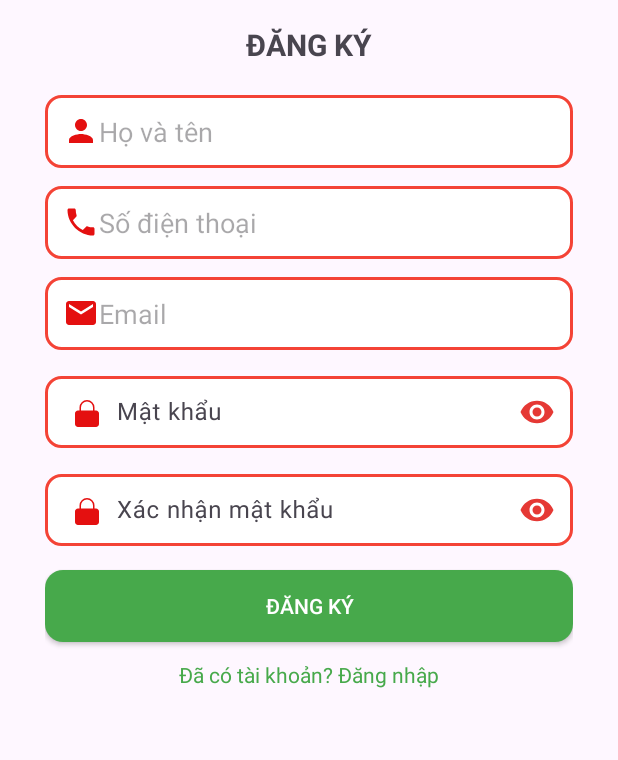
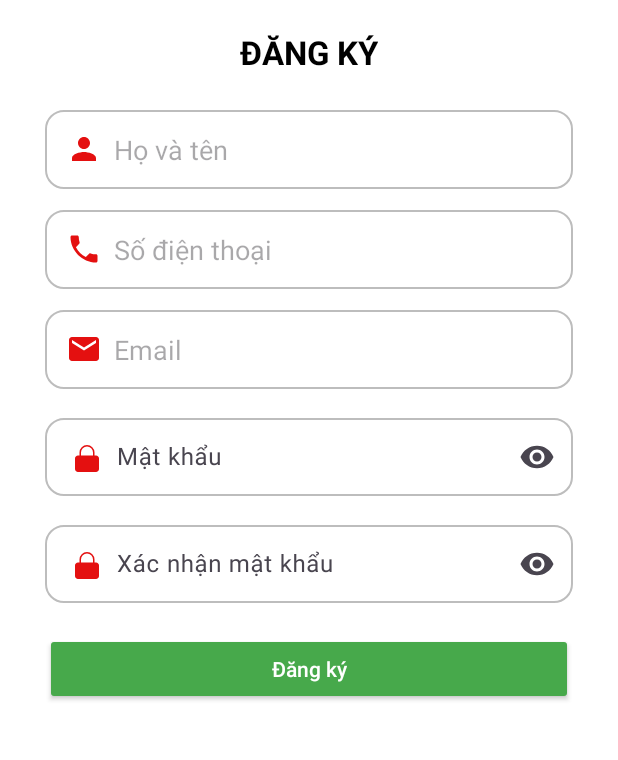
Before and after one commit to QuanTD05/DATN-MD02, an Android app: the RegisterActivity screen opened directly, with no data from a screen before it, on a phone screen of 412 x 824 dp, the part 270-1030 px from its top. Run offline under Robolectric (Android 15) with nearby library versions, the phone set to English and light mode, and no system bars; our stand-ins replace Firebase (no records; nobody signed in at launch, a user with empty details on screens opened directly).

Commit message:
Huy-code

```diff
--- /dev/null
+++ b/app/src/main/res/drawable/gray_border_box.xml
@@ -0,0 +1,15 @@
+<?xml version="1.0" encoding="utf-8"?>
+<shape xmlns:android="http://schemas.android.com/apk/res/android"
+    android:shape="rectangle">
+
+    <!-- Màu nền trắng -->
+    <solid android:color="#FFFFFF" />
+
+    <!-- Viền xám nhạt -->
+    <stroke
+        android:width="1dp"
+        android:color="#BDBDBD" /> <!-- màu xám nhạt -->
+
+    <!-- Bo góc -->
+    <corners android:radius="12dp" />
+</shape>
--- a/app/src/main/res/layout/activity_register.xml
+++ b/app/src/main/res/layout/activity_register.xml
@@ -1,8 +1,9 @@
 <?xml version="1.0" encoding="utf-8"?>
 <ScrollView xmlns:android="http://schemas.android.com/apk/res/android"
+    xmlns:app="http://schemas.android.com/apk/res-auto"
     android:layout_width="match_parent"
     android:layout_height="match_parent"
-    xmlns:app="http://schemas.android.com/apk/res-auto">
+    android:background="#FFFFFF">
 
     <LinearLayout
         android:layout_width="match_parent"
@@ -10,21 +11,24 @@
         android:orientation="vertical"
         android:padding="30dp">
 
+        <!-- Logo -->
         <ImageView
             android:layout_width="150dp"
             android:layout_height="150dp"
             android:src="@drawable/logo"
             android:layout_gravity="center"
-            android:layout_marginBottom="16dp" />
+            android:layout_marginBottom="20dp" />
 
+        <!-- Tiêu đề -->
         <TextView
             android:layout_width="wrap_content"
             android:layout_height="wrap_content"
             android:text="ĐĂNG KÝ"
-            android:textSize="20sp"
+            android:textSize="22sp"
             android:textStyle="bold"
+            android:textColor="#000000"
             android:layout_gravity="center"
-            android:layout_marginBottom="20dp" />
+            android:layout_marginBottom="24dp" />
 
         <!-- Họ và tên -->
         <EditText
@@ -33,10 +37,11 @@
             android:layout_height="wrap_content"
             android:hint="Họ và tên"
             android:inputType="textPersonName"
-            android:background="@drawable/red_border_box"
+            android:background="@drawable/gray_border_box"
             android:drawableStart="@drawable/ic_person"
-            android:padding="12dp"
-            android:layout_marginBottom="12dp" />
+            android:drawablePadding="8dp"
+            android:padding="14dp"
+            android:layout_marginBottom="14dp" />
 
         <!-- Số điện thoại -->
         <EditText
@@ -45,10 +50,11 @@
             android:layout_height="wrap_content"
             android:hint="Số điện thoại"
             android:inputType="phone"
-            android:background="@drawable/red_border_box"
+            android:background="@drawable/gray_border_box"
             android:drawableStart="@drawable/ic_phone"
-            android:padding="12dp"
-            android:layout_marginBottom="12dp" />
+            android:drawablePadding="8dp"
+            android:padding="14dp"
+            android:layout_marginBottom="14dp" />
 
         <!-- Email -->
         <EditText
@@ -57,18 +63,19 @@
             android:layout_height="wrap_content"
             android:hint="Email"
             android:inputType="textEmailAddress"
-            android:background="@drawable/red_border_box"
+            android:background="@drawable/gray_border_box"
             android:drawableStart="@drawable/ic_email"
-            android:padding="12dp" />
+            android:drawablePadding="8dp"
+            android:padding="14dp"
+            android:layout_marginBottom="14dp" />
 
         <!-- Mật khẩu -->
         <com.google.android.material.textfield.TextInputLayout
             android:layout_width="match_parent"
             android:layout_height="wrap_content"
-            android:layout_marginTop="12dp"
             android:hint="Mật khẩu"
             app:endIconMode="password_toggle"
-            app:endIconTint="#E53935"
+            android:layout_marginBottom="14dp"
             android:background="@null">
 
             <com.google.android.material.textfield.TextInputEditText
@@ -76,20 +83,19 @@
                 android:layout_width="match_parent"
                 android:layout_height="wrap_content"
                 android:inputType="textPassword"
+                android:background="@drawable/gray_border_box"
                 android:drawableStart="@drawable/ic_lock"
                 android:drawablePadding="8dp"
-                android:padding="12dp"
-                android:background="@drawable/red_border_box" />
+                android:padding="14dp" />
         </com.google.android.material.textfield.TextInputLayout>
 
         <!-- Xác nhận mật khẩu -->
         <com.google.android.material.textfield.TextInputLayout
             android:layout_width="match_parent"
             android:layout_height="wrap_content"
-            android:layout_marginTop="12dp"
             android:hint="Xác nhận mật khẩu"
             app:endIconMode="password_toggle"
-            app:endIconTint="#E53935"
+            android:layout_marginBottom="20dp"
             android:background="@null">
 
             <com.google.android.material.textfield.TextInputEditText
@@ -97,33 +103,21 @@
                 android:layout_width="match_parent"
                 android:layout_height="wrap_content"
                 android:inputType="textPassword"
+                android:background="@drawable/gray_border_box"
                 android:drawableStart="@drawable/ic_lock"
                 android:drawablePadding="8dp"
-                android:padding="12dp"
-                android:background="@drawable/red_border_box" />
+                android:padding="14dp" />
         </com.google.android.material.textfield.TextInputLayout>
 
-        <!-- RadioGroup quyền -->
         <!-- Nút đăng ký -->
         <androidx.appcompat.widget.AppCompatButton
             android:id="@+id/btnRegister"
             android:layout_width="match_parent"
             android:layout_height="wrap_content"
-            android:text="Đăng Ký"
+            android:text="Đăng ký"
+            android:textAllCaps="false"
             android:textColor="@android:color/white"
-            android:layout_marginTop="16dp"
-            android:background="@drawable/button_rounded"
-            android:backgroundTint="@null"
-            android:padding="12dp" />
-
-        <!-- Chuyển sang đăng nhập -->
-        <TextView
-            android:id="@+id/txt_login"
-            android:layout_width="wrap_content"
-            android:layout_height="wrap_content"
-            android:text="Đã có tài khoản? Đăng nhập"
-            android:textColor="#47A94B"
-            android:layout_marginTop="12dp"
-            android:layout_gravity="center" />
+            android:backgroundTint="#47A94B"
+            android:padding="14dp" />
     </LinearLayout>
 </ScrollView>
--- a/app/src/main/res/values-night/themes.xml
+++ b/app/src/main/res/values-night/themes.xml
@@ -1,7 +1,6 @@
 <resources xmlns:tools="http://schemas.android.com/tools">
     <!-- Base application theme. -->
-    <style name="Base.Theme.DATN_MD02" parent="Theme.Material3.DayNight.NoActionBar">
-        <!-- Customize your dark theme here. -->
-        <!-- <item name="colorPrimary">@color/my_dark_primary</item> -->
+    <style name="Base.Theme.DATN_MD02" parent="Theme.Material3.Light.NoActionBar">
+        <!-- Customize your light theme here. -->
     </style>
 </resources>
--- a/app/src/main/res/values/themes.xml
+++ b/app/src/main/res/values/themes.xml
@@ -1,8 +1,7 @@
 <resources xmlns:tools="http://schemas.android.com/tools">
     <!-- Base application theme. -->
-    <style name="Base.Theme.DATN_MD02" parent="Theme.Material3.DayNight.NoActionBar">
+    <style name="Base.Theme.DATN_MD02" parent="Theme.Material3.Light.NoActionBar">
         <!-- Customize your light theme here. -->
-        <!-- <item name="colorPrimary">@color/my_light_primary</item> -->
     </style>
 
     <style name="Theme.DATN_MD02" parent="Base.Theme.DATN_MD02" />
```
Also changed, not shown: app/src/main/java/com/example/datn_md02/LoginActivity.java (+30 -11 lines), app/src/main/java/com/example/datn_md02/RegisterActivity.java (+1 -66 lines), app/src/main/java/com/example/datn_md02/StartActivity.java (+4 -22 lines), app/src/main/res/layout/activity_login.xml (+8 -7 lines), app/src/main/res/layout/activity_start.xml (+25 -50 lines), app/src/main/res/drawable/logost.png (added).
